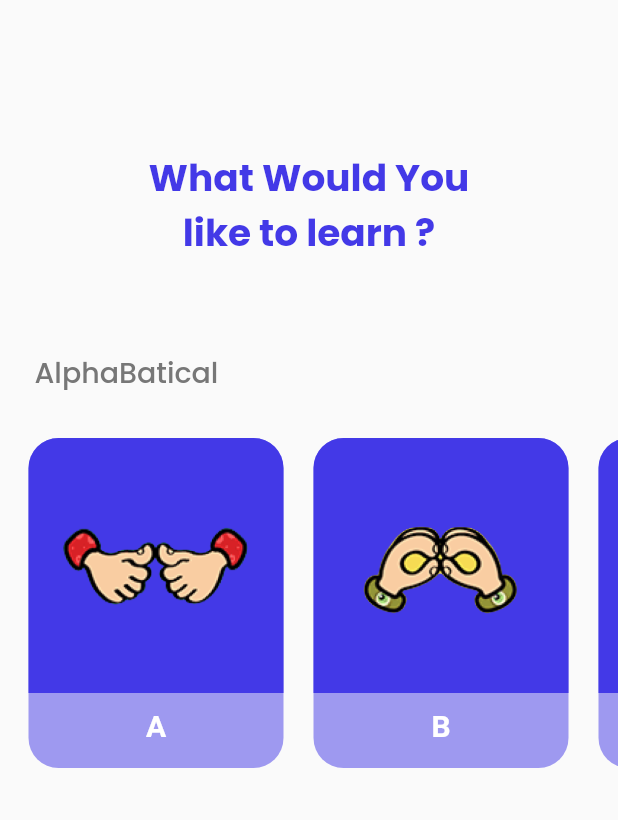
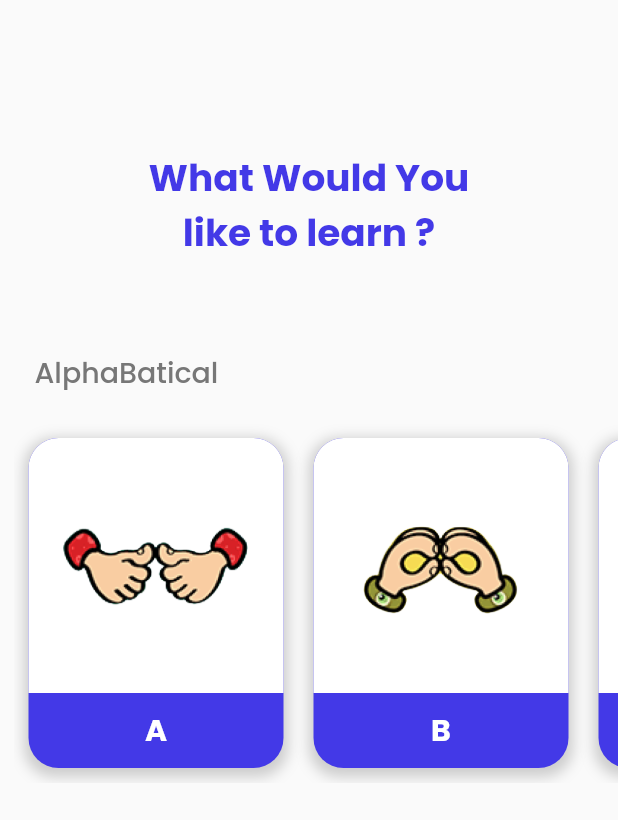
Before and after one commit to Jay2219/SignVerse, a Flutter app: the DictionaryScreen screen opened directly, on a phone screen of 412 x 824 dp. Shown: the top 820 px of the screen. Run offline on Flutter 3.47's test engine with Material 2 defaults, Android fonts, the phone set to English and light mode, and no system bars; our stand-ins replace firebase_auth, firebase_core, flutter_secure_storage, font_awesome_flutter, google_nav_bar, line_icons and 2 more; accounts and stored records are empty.

Commit message:
Change in DictionaryScreen CArd Style

```diff
--- a/lib/Screen/DictionaryScreen.dart
+++ b/lib/Screen/DictionaryScreen.dart
@@ -289,7 +289,15 @@ class HorizontalScrollCard extends StatelessWidget {
                 width: 170,
                 height: 220,
                 decoration: BoxDecoration(
-                  color: Color(0xff4339E7).withOpacity(0.5),
+                  color: Color(0xff4339E7),
+                  boxShadow: [
+                    BoxShadow(
+                      color: Colors.grey.withOpacity(0.5),
+                      spreadRadius: 3,
+                      blurRadius: 7,
+                      offset: Offset(0, 3), // changes position of shadow
+                    ),
+                  ],
                   borderRadius: BorderRadius.circular(20),
                 ),
                 child: Column(
@@ -298,8 +306,8 @@ class HorizontalScrollCard extends StatelessWidget {
                       width: double.infinity,
                       height: 170,
                       child: Image.asset(card['img']),
-                      decoration: BoxDecoration(
-                        color: Color(0xff4339E7).withOpacity(1),
+                      decoration: const BoxDecoration(
+                        color: Colors.white,
                         borderRadius: BorderRadius.only(
                           topLeft: Radius.circular(20),
                           topRight: Radius.circular(20),
@@ -311,6 +319,7 @@ class HorizontalScrollCard extends StatelessWidget {
                       card['title'],
                       style: const TextStyle(
                         color: Colors.white,
+                        fontFamily: "Poppins",
                         fontWeight: FontWeight.bold,
                         fontSize: 20,
                       ),
```
